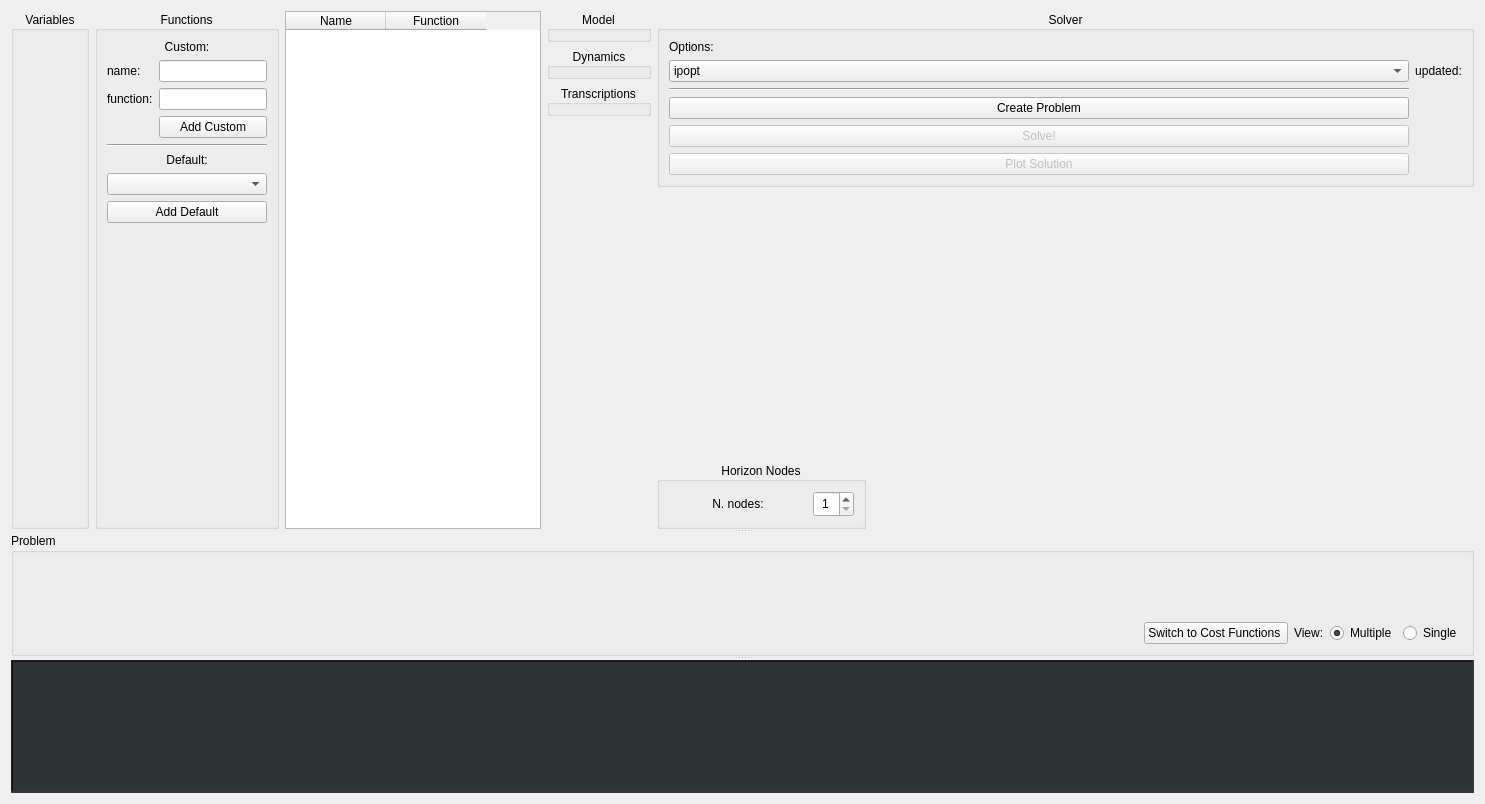
FrancescoRuscelli/horizon, file horizon_gui/ui/widget1.ui: the form before one commit.
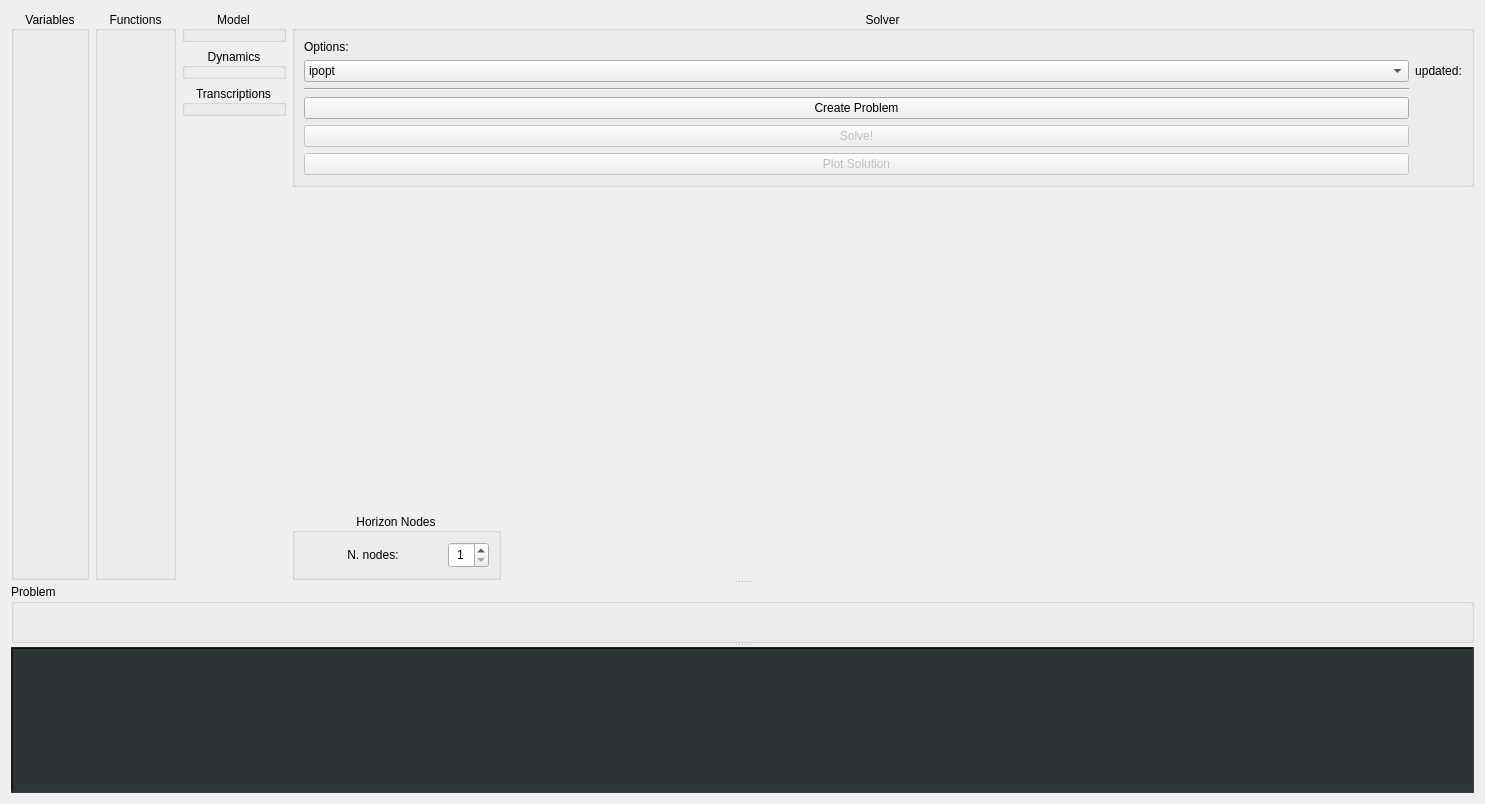
The form after the commit. Icons and pictures are not drawn. Custom widgets are drawn as their Qt base class.

```diff
--- a/horizon_gui/ui/widget1.ui
+++ b/horizon_gui/ui/widget1.ui
@@ -16,35 +16,68 @@
   <property name="windowTitle">
    <string>Form</string>
   </property>
-  <layout class="QVBoxLayout" name="verticalLayout_3">
-   <item>
+  <layout class="QGridLayout" name="gridLayout">
+   <item row="0" column="0">
     <widget class="QSplitter" name="splitter">
      <property name="orientation">
       <enum>Qt::Vertical</enum>
      </property>
      <widget class="QWidget" name="layoutWidget">
       <layout class="QGridLayout" name="gridLayout_4">
+       <item row="0" column="1">
+        <widget class="QGroupBox" name="funBox">
+         <property name="sizePolicy">
+          <sizepolicy hsizetype="Fixed" vsizetype="Expanding">
+           <horstretch>0</horstretch>
+           <verstretch>0</verstretch>
+          </sizepolicy>
+         </property>
+         <property name="minimumSize">
+          <size>
+           <width>0</width>
+           <height>131</height>
+          </size>
+         </property>
+         <property name="layoutDirection">
+          <enum>Qt::LeftToRight</enum>
+         </property>
+         <property name="title">
+          <string>Functions</string>
+         </property>
+         <property name="alignment">
+          <set>Qt::AlignCenter</set>
+         </property>
+        </widget>
+       </item>
+       <item row="0" column="0">
+        <widget class="QGroupBox" name="varBox">
+         <property name="sizePolicy">
+          <sizepolicy hsizetype="Fixed" vsizetype="Expanding">
+           <horstretch>0</horstretch>
+           <verstretch>0</verstretch>
+          </sizepolicy>
+         </property>
+         <property name="minimumSize">
+          <size>
+           <width>0</width>
+           <height>131</height>
+          </size>
+         </property>
+         <property name="title">
+          <string>Variables</string>
+         </property>
+         <property name="alignment">
+          <set>Qt::AlignCenter</set>
+         </property>
+         <property name="flat">
+          <bool>false</bool>
+         </property>
+         <property name="checkable">
+          <bool>false</bool>
+         </property>
+        </widget>
+       </item>
        <item row="0" column="2">
-        <widget class="BoxFunction" name="funTable">
-         <property name="sizePolicy">
-          <sizepolicy hsizetype="Fixed" vsizetype="Expanding">
-           <horstretch>0</horstretch>
-           <verstretch>0</verstretch>
-          </sizepolicy>
-         </property>
-         <column>
-          <property name="text">
-           <string>Name</string>
-          </property>
-         </column>
-         <column>
-          <property name="text">
-           <string>Function</string>
-          </property>
-         </column>
-        </widget>
-       </item>
-       <item row="0" column="3">
         <layout class="QVBoxLayout" name="verticalLayout_4">
          <item>
           <widget class="QGroupBox" name="ModelBox">
@@ -100,180 +133,7 @@
          </item>
         </layout>
        </item>
-       <item row="0" column="1">
-        <widget class="QGroupBox" name="funBox">
-         <property name="sizePolicy">
-          <sizepolicy hsizetype="Fixed" vsizetype="Expanding">
-           <horstretch>0</horstretch>
-           <verstretch>0</verstretch>
-          </sizepolicy>
-         </property>
-         <property name="minimumSize">
-          <size>
-           <width>0</width>
-           <height>131</height>
-          </size>
-         </property>
-         <property name="layoutDirection">
-          <enum>Qt::LeftToRight</enum>
-         </property>
-         <property name="title">
-          <string>Functions</string>
-         </property>
-         <property name="alignment">
-          <set>Qt::AlignCenter</set>
-         </property>
-         <layout class="QGridLayout" name="gridLayout_3">
-          <property name="sizeConstraint">
-           <enum>QLayout::SetMinAndMaxSize</enum>
-          </property>
-          <item row="7" column="0" colspan="2">
-           <widget class="QPushButton" name="funDefaultButton">
-            <property name="text">
-             <string>Add Default</string>
-            </property>
-           </widget>
-          </item>
-          <item row="1" column="1">
-           <widget class="QLineEdit" name="funNameInput">
-            <property name="sizePolicy">
-             <sizepolicy hsizetype="Fixed" vsizetype="Fixed">
-              <horstretch>0</horstretch>
-              <verstretch>0</verstretch>
-             </sizepolicy>
-            </property>
-           </widget>
-          </item>
-          <item row="2" column="0">
-           <widget class="QLabel" name="funLabel">
-            <property name="sizePolicy">
-             <sizepolicy hsizetype="Preferred" vsizetype="Preferred">
-              <horstretch>0</horstretch>
-              <verstretch>0</verstretch>
-             </sizepolicy>
-            </property>
-            <property name="text">
-             <string>function:</string>
-            </property>
-           </widget>
-          </item>
-          <item row="4" column="0" colspan="2">
-           <widget class="Line" name="line_3">
-            <property name="orientation">
-             <enum>Qt::Horizontal</enum>
-            </property>
-           </widget>
-          </item>
-          <item row="6" column="0" colspan="2">
-           <widget class="QComboBox" name="funComboBox"/>
-          </item>
-          <item row="1" column="0">
-           <widget class="QLabel" name="funNameLabel">
-            <property name="sizePolicy">
-             <sizepolicy hsizetype="Preferred" vsizetype="Preferred">
-              <horstretch>0</horstretch>
-              <verstretch>0</verstretch>
-             </sizepolicy>
-            </property>
-            <property name="text">
-             <string>name:</string>
-            </property>
-           </widget>
-          </item>
-          <item row="0" column="0" colspan="2">
-           <widget class="QLabel" name="label_4">
-            <property name="sizePolicy">
-             <sizepolicy hsizetype="Preferred" vsizetype="Fixed">
-              <horstretch>0</horstretch>
-              <verstretch>0</verstretch>
-             </sizepolicy>
-            </property>
-            <property name="text">
-             <string>Custom:</string>
-            </property>
-            <property name="alignment">
-             <set>Qt::AlignCenter</set>
-            </property>
-           </widget>
-          </item>
-          <item row="5" column="0" colspan="2">
-           <widget class="QLabel" name="label_5">
-            <property name="sizePolicy">
-             <sizepolicy hsizetype="Preferred" vsizetype="Fixed">
-              <horstretch>0</horstretch>
-              <verstretch>0</verstretch>
-             </sizepolicy>
-            </property>
-            <property name="text">
-             <string>Default:</string>
-            </property>
-            <property name="alignment">
-             <set>Qt::AlignCenter</set>
-            </property>
-           </widget>
-          </item>
-          <item row="8" column="0">
-           <spacer name="verticalSpacer_2">
-            <property name="orientation">
-             <enum>Qt::Vertical</enum>
-            </property>
-            <property name="sizeHint" stdset="0">
-             <size>
-              <width>20</width>
-              <height>40</height>
-             </size>
-            </property>
-           </spacer>
-          </item>
-          <item row="3" column="1">
-           <widget class="QPushButton" name="funCustomButton">
-            <property name="text">
-             <string>Add Custom</string>
-            </property>
-           </widget>
-          </item>
-          <item row="2" column="1">
-           <widget class="LineEdit" name="funInput">
-            <property name="sizePolicy">
-             <sizepolicy hsizetype="Fixed" vsizetype="Fixed">
-              <horstretch>0</horstretch>
-              <verstretch>0</verstretch>
-             </sizepolicy>
-            </property>
-           </widget>
-          </item>
-         </layout>
-        </widget>
-       </item>
-       <item row="0" column="0">
-        <widget class="QGroupBox" name="varBox">
-         <property name="sizePolicy">
-          <sizepolicy hsizetype="Fixed" vsizetype="Expanding">
-           <horstretch>0</horstretch>
-           <verstretch>0</verstretch>
-          </sizepolicy>
-         </property>
-         <property name="minimumSize">
-          <size>
-           <width>0</width>
-           <height>131</height>
-          </size>
-         </property>
-         <property name="title">
-          <string>Variables</string>
-         </property>
-         <property name="alignment">
-          <set>Qt::AlignCenter</set>
-         </property>
-         <property name="flat">
-          <bool>false</bool>
-         </property>
-         <property name="checkable">
-          <bool>false</bool>
-         </property>
-        </widget>
-       </item>
-       <item row="0" column="5">
+       <item row="0" column="4">
         <layout class="QVBoxLayout" name="verticalLayout_2">
          <item>
           <widget class="QGroupBox" name="SolverBox">
@@ -474,9 +334,9 @@
        </item>
       </layout>
      </widget>
-     <widget class="QGroupBox" name="PRB">
+     <widget class="QGroupBox" name="PrbBox">
       <property name="sizePolicy">
-       <sizepolicy hsizetype="Fixed" vsizetype="Fixed">
+       <sizepolicy hsizetype="Preferred" vsizetype="Preferred">
         <horstretch>0</horstretch>
         <verstretch>0</verstretch>
        </sizepolicy>
@@ -484,74 +344,6 @@
       <property name="title">
        <string>Problem</string>
       </property>
-      <layout class="QGridLayout" name="gridLayout_2">
-       <item row="2" column="2">
-        <layout class="QHBoxLayout" name="LineView">
-         <item>
-          <widget class="QLabel" name="label">
-           <property name="text">
-            <string>View:</string>
-           </property>
-          </widget>
-         </item>
-         <item>
-          <widget class="QRadioButton" name="MultipleLineButton">
-           <property name="text">
-            <string>Multiple</string>
-           </property>
-           <property name="checked">
-            <bool>true</bool>
-           </property>
-          </widget>
-         </item>
-         <item>
-          <widget class="QRadioButton" name="SingleLineButton">
-           <property name="text">
-            <string>Single</string>
-           </property>
-           <property name="checked">
-            <bool>false</bool>
-           </property>
-          </widget>
-         </item>
-        </layout>
-       </item>
-       <item row="2" column="0">
-        <spacer name="horizontalSpacer">
-         <property name="orientation">
-          <enum>Qt::Horizontal</enum>
-         </property>
-         <property name="sizeHint" stdset="0">
-          <size>
-           <width>40</width>
-           <height>20</height>
-          </size>
-         </property>
-        </spacer>
-       </item>
-       <item row="2" column="1">
-        <widget class="QPushButton" name="switchPageButton">
-         <property name="text">
-          <string>Switch to Cost Functions </string>
-         </property>
-        </widget>
-       </item>
-       <item row="0" column="0" colspan="3">
-        <widget class="QStackedWidget" name="ProblemMain">
-         <property name="sizePolicy">
-          <sizepolicy hsizetype="Preferred" vsizetype="Preferred">
-           <horstretch>0</horstretch>
-           <verstretch>0</verstretch>
-          </sizepolicy>
-         </property>
-         <property name="currentIndex">
-          <number>0</number>
-         </property>
-         <widget class="QWidget" name="CTPage"/>
-         <widget class="QWidget" name="CFPage"/>
-        </widget>
-       </item>
-      </layout>
      </widget>
      <widget class="ConsoleLogger" name="consoleLogger">
       <property name="enabled">
@@ -626,21 +418,11 @@
   </action>
  </widget>
  <customwidgets>
-  <customwidget>
-   <class>LineEdit</class>
-   <extends>QLineEdit</extends>
-   <header>horizon_gui/custom_widgets/line_edit.h</header>
-  </customwidget>
   <customwidget>
    <class>ConsoleLogger</class>
    <extends>QTextEdit</extends>
    <header>horizon_gui/custom_widgets/console_logger.h</header>
   </customwidget>
-  <customwidget>
-   <class>BoxFunction</class>
-   <extends>QTableWidget</extends>
-   <header>horizon_gui/custom_widgets/box_function.h</header>
-  </customwidget>
   <customwidget>
    <class>LedIndicator</class>
    <extends>QWidget</extends>
```
